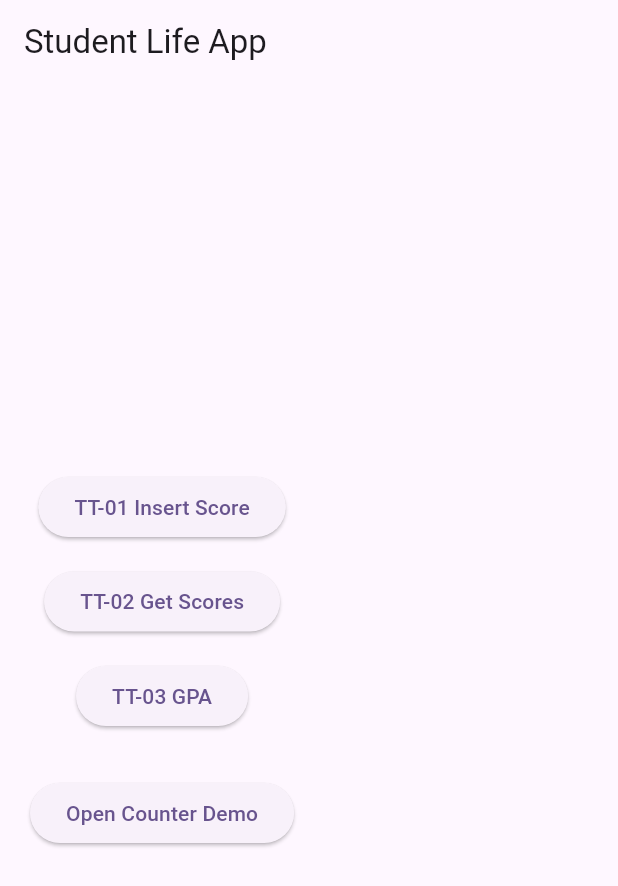
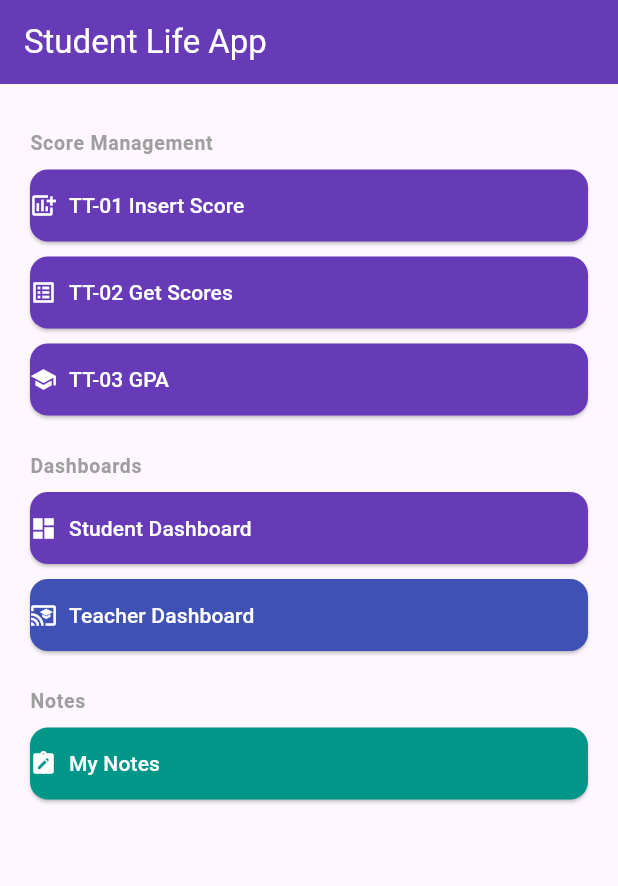
Before and after one commit to vutiendat122003/Project_PRM393, a Flutter app: the screen it shows after launch, on a phone screen of 412 x 824 dp. Shown: the top 886 px of the screen. Run offline on Flutter 3.47's test engine with Material 3 defaults, Android fonts, the phone set to English and light mode, and no system bars.

Commit message:
Updates for Front-End of Dashboard and Notes (v1.0.0).

```diff
--- a/studentlifeapp_fe/lib/main.dart
+++ b/studentlifeapp_fe/lib/main.dart
@@ -2,6 +2,9 @@ import 'package:flutter/material.dart';
 import 'screens/tt01_insert_score_screen.dart';
 import 'screens/tt02_get_score_screen.dart';
 import 'screens/tt03_gpa_screen.dart';
+import 'features/dashboard/student_dashboard_screen.dart';
+import 'features/dashboard/teacher_dashboard_screen.dart';
+import 'features/notes/notes_screen.dart';
 
 void main() {
   runApp(const MyApp());
@@ -13,168 +16,138 @@ class MyApp extends StatelessWidget {
   @override
   Widget build(BuildContext context) {
     return MaterialApp(
-      title: 'Flutter Demo',
+      title: 'Student Life App',
       theme: ThemeData(
-        colorScheme: ColorScheme.fromSeed(
-          seedColor: Colors.deepPurple,
-        ),
+        colorScheme: ColorScheme.fromSeed(seedColor: Colors.deepPurple),
         useMaterial3: true,
       ),
-
-
       home: const MenuScreen(),
     );
   }
 }
 
-
 class MenuScreen extends StatelessWidget {
   const MenuScreen({super.key});
+
+  // Hardcoded for testing — same pattern as teammates (studentId: 1)
+  static const int _testStudentId = 1;
+  static const int _testTeacherId = 2;
 
   @override
   Widget build(BuildContext context) {
     return Scaffold(
       appBar: AppBar(
-        title: const Text("Student Life App"),
+        title: const Text('Student Life App'),
+        backgroundColor: Colors.deepPurple,
+        foregroundColor: Colors.white,
       ),
       body: Padding(
         padding: const EdgeInsets.all(20),
+        child: SingleChildScrollView(
           child: Column(
-          mainAxisAlignment: MainAxisAlignment.center,
+            crossAxisAlignment: CrossAxisAlignment.stretch,
             children: [
+              const SizedBox(height: 10),
 
-            /// TT-01
-            ElevatedButton(
-              onPressed: () {
-                Navigator.push(
-                  context,
-                  MaterialPageRoute(
-                    builder: (_) =>
-                        const TT01InsertScoreScreen(),
+              // ── Score section ──
+              _SectionHeader(title: 'Score Management'),
+              const SizedBox(height: 8),
+              _MenuButton(
+                label: 'TT-01 Insert Score',
+                icon: Icons.add_chart,
+                onTap: () => Navigator.push(context, MaterialPageRoute(builder: (_) => const TT01InsertScoreScreen())),
               ),
-                );
-              },
-              child: const Text("TT-01 Insert Score"),
+              const SizedBox(height: 10),
+              _MenuButton(
+                label: 'TT-02 Get Scores',
+                icon: Icons.list_alt,
+                onTap: () => Navigator.push(context, MaterialPageRoute(builder: (_) => const TT02GetScoreScreen(studentId: _testStudentId))),
+              ),
+              const SizedBox(height: 10),
+              _MenuButton(
+                label: 'TT-03 GPA',
+                icon: Icons.school,
+                onTap: () => Navigator.push(context, MaterialPageRoute(builder: (_) => const TT03GPAScreen(studentId: _testStudentId))),
               ),
 
-            const SizedBox(height: 15),
+              const SizedBox(height: 24),
 
-            /// TT-02
-            ElevatedButton(
-              onPressed: () {
-                Navigator.push(
-                  context,
-                  MaterialPageRoute(
-                    builder: (_) =>
-                        const TT02GetScoreScreen(
-                          studentId: 1,
+              // ── Dashboard section ──
+              _SectionHeader(title: 'Dashboards'),
+              const SizedBox(height: 8),
+              _MenuButton(
+                label: 'Student Dashboard',
+                icon: Icons.dashboard,
+                color: Colors.deepPurple,
+                onTap: () => Navigator.push(context, MaterialPageRoute(builder: (_) => const StudentDashboardScreen(userId: _testStudentId))),
               ),
-                  ),
-                );
-              },
-              child: const Text("TT-02 Get Scores"),
+              const SizedBox(height: 10),
+              _MenuButton(
+                label: 'Teacher Dashboard',
+                icon: Icons.cast_for_education,
+                color: Colors.indigo,
+                onTap: () => Navigator.push(context, MaterialPageRoute(builder: (_) => const TeacherDashboardScreen(userId: _testTeacherId))),
               ),
 
-            const SizedBox(height: 15),
+              const SizedBox(height: 24),
 
-            /// TT-03
-            ElevatedButton(
-              onPressed: () {
-                Navigator.push(
-                  context,
-                  MaterialPageRoute(
-                    builder: (_) =>
-                        const TT03GPAScreen(
-                          studentId: 1,
-                        ),
-                  ),
-                );
-              },
-              child: const Text("TT-03 GPA"),
+              // ── Notes section ──
+              _SectionHeader(title: 'Notes'),
+              const SizedBox(height: 8),
+              _MenuButton(
+                label: 'My Notes',
+                icon: Icons.note_alt,
+                color: Colors.teal,
+                onTap: () => Navigator.push(context, MaterialPageRoute(builder: (_) => const NotesScreen(userId: _testStudentId))),
               ),
 
               const SizedBox(height: 30),
-
-
-            ElevatedButton(
-              onPressed: () {
-                Navigator.push(
-                  context,
-                  MaterialPageRoute(
-                    builder: (_) =>
-                        const MyHomePage(
-                          title:
-                          "Flutter Demo Home Page",
+            ],
           ),
-                  ),
-                );
-              },
-              child: const Text("Open Counter Demo"),
-            ),
-          ],
         ),
       ),
     );
   }
 }
 
-
-
-class MyHomePage extends StatefulWidget {
-  const MyHomePage({super.key, required this.title});
-
+class _SectionHeader extends StatelessWidget {
   final String title;
-
-  @override
-  State<MyHomePage> createState() =>
-      _MyHomePageState();
-}
-
-class _MyHomePageState
-    extends State<MyHomePage> {
-
-  int _counter = 0;
-
-  void _incrementCounter() {
-    setState(() {
-      _counter++;
-    });
-  }
+  const _SectionHeader({required this.title});
 
   @override
   Widget build(BuildContext context) {
+    return Text(
+      title,
+      style: const TextStyle(fontSize: 13, fontWeight: FontWeight.w600, color: Colors.grey, letterSpacing: 0.5),
+    );
+  }
+}
 
-    return Scaffold(
-      appBar: AppBar(
-        backgroundColor:
-        Theme.of(context)
-            .colorScheme
-            .inversePrimary,
-        title: Text(widget.title),
-      ),
-      body: Center(
-        child: Column(
-          mainAxisAlignment:
-          MainAxisAlignment.center,
-          children: [
-            const Text(
-                'You have pushed the button this many times:'),
-            Text(
-              '$_counter',
-              style: Theme.of(context)
-                  .textTheme
-                  .headlineMedium,
-            ),
-          ],
-        ),
-      ),
-      floatingActionButton:
-      FloatingActionButton(
-        onPressed:
-        _incrementCounter,
-        tooltip: 'Increment',
-        child:
-        const Icon(Icons.add),
+class _MenuButton extends StatelessWidget {
+  final String label;
+  final IconData icon;
+  final Color color;
+  final VoidCallback onTap;
+
+  const _MenuButton({
+    required this.label,
+    required this.icon,
+    required this.onTap,
+    this.color = Colors.deepPurple,
+  });
+
+  @override
+  Widget build(BuildContext context) {
+    return ElevatedButton.icon(
+      onPressed: onTap,
+      icon: Icon(icon),
+      label: Text(label),
+      style: ElevatedButton.styleFrom(
+        backgroundColor: color,
+        foregroundColor: Colors.white,
+        padding: const EdgeInsets.symmetric(vertical: 14),
+        shape: RoundedRectangleBorder(borderRadius: BorderRadius.circular(12)),
+        alignment: Alignment.centerLeft,
       ),
     );
   }
```
Also changed, not shown: 1 other file. Lines whose indentation alone changed are shown as unchanged.
